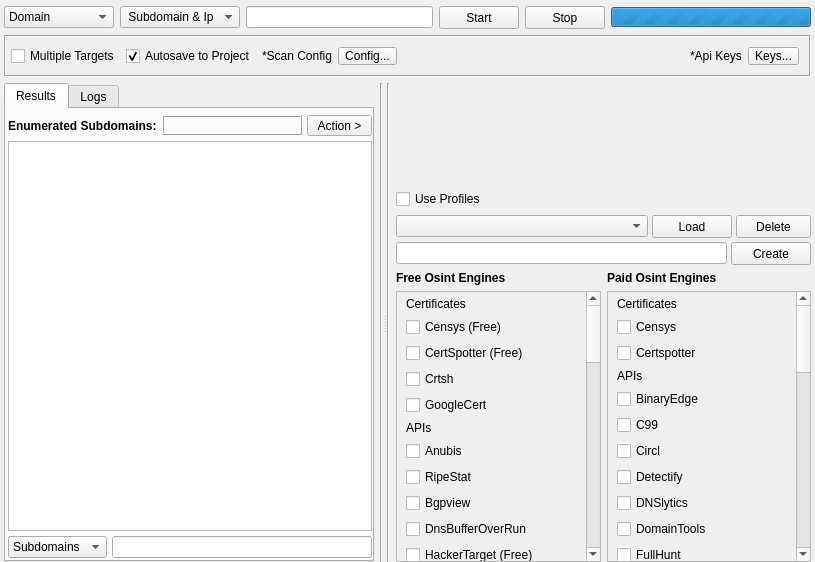
Above: gui/src/engines/osint/Osint.ui from 3nock/OTE before the change. Below: the same form after it.
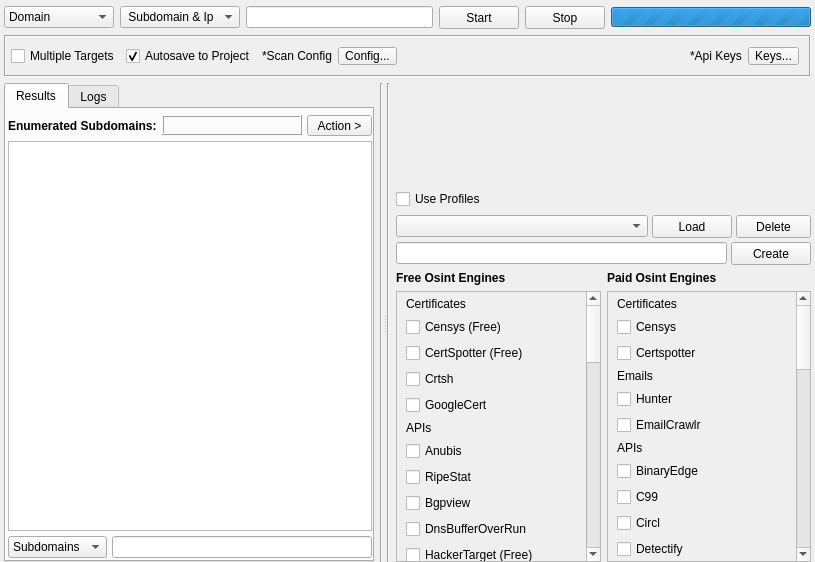
That is the form after the change. Custom widgets are drawn as their Qt base class.

Commit message: refactoring email osint modules

```diff
--- a/gui/src/engines/osint/Osint.ui
+++ b/gui/src/engines/osint/Osint.ui
@@ -1335,7 +1335,7 @@
                   <x>0</x>
                   <y>0</y>
                   <width>174</width>
-                  <height>876</height>
+                  <height>918</height>
                  </rect>
                 </property>
                 <layout class="QVBoxLayout" name="verticalLayout_14">
@@ -1366,6 +1366,27 @@
                    </property>
                   </widget>
                  </item>
+                 <item>
+                  <widget class="QLabel" name="label_7">
+                   <property name="text">
+                    <string>Emails</string>
+                   </property>
+                  </widget>
+                 </item>
+                 <item>
+                  <widget class="QCheckBox" name="moduleHunter">
+                   <property name="text">
+                    <string>Hunter</string>
+                   </property>
+                  </widget>
+                 </item>
+                 <item>
+                  <widget class="QCheckBox" name="moduleEmailCrawlr">
+                   <property name="text">
+                    <string>EmailCrawlr</string>
+                   </property>
+                  </widget>
+                 </item>
                  <item>
                   <widget class="QLabel" name="label_6">
                    <property name="text">
@@ -1436,13 +1457,6 @@
                    </property>
                   </widget>
                  </item>
-                 <item>
-                  <widget class="QCheckBox" name="moduleHunter">
-                   <property name="text">
-                    <string>Hunter</string>
-                   </property>
-                  </widget>
-                 </item>
                  <item>
                   <widget class="QCheckBox" name="moduleIpInfo">
                    <property name="text">
```
The commit also changes 21 other files.
